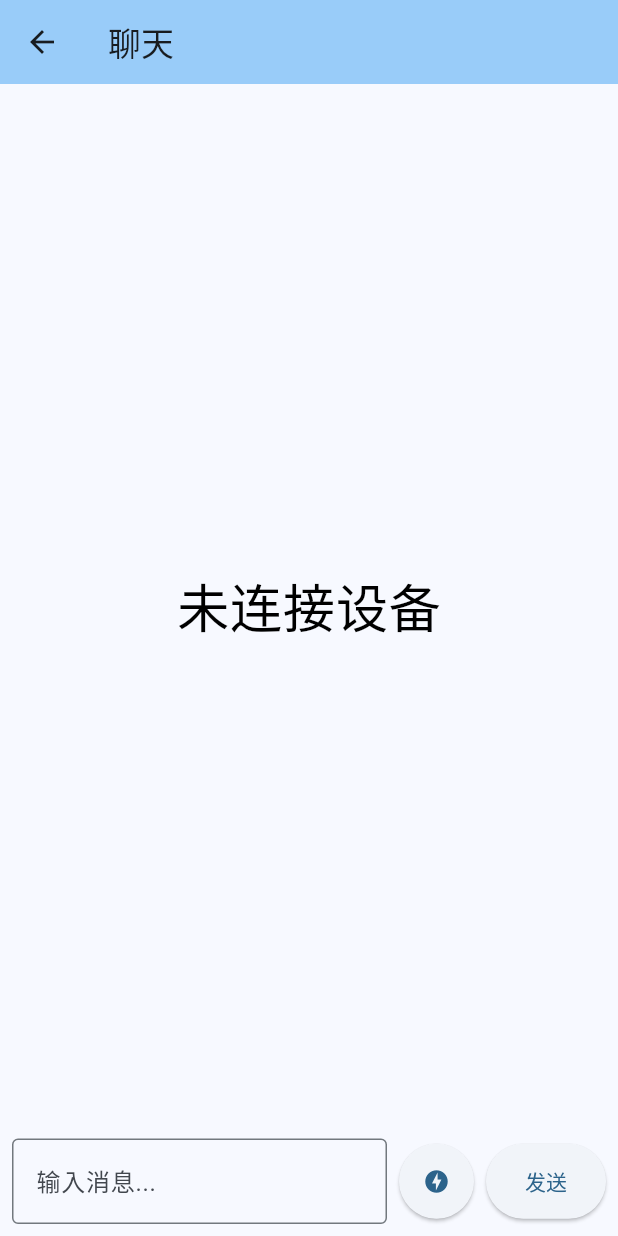
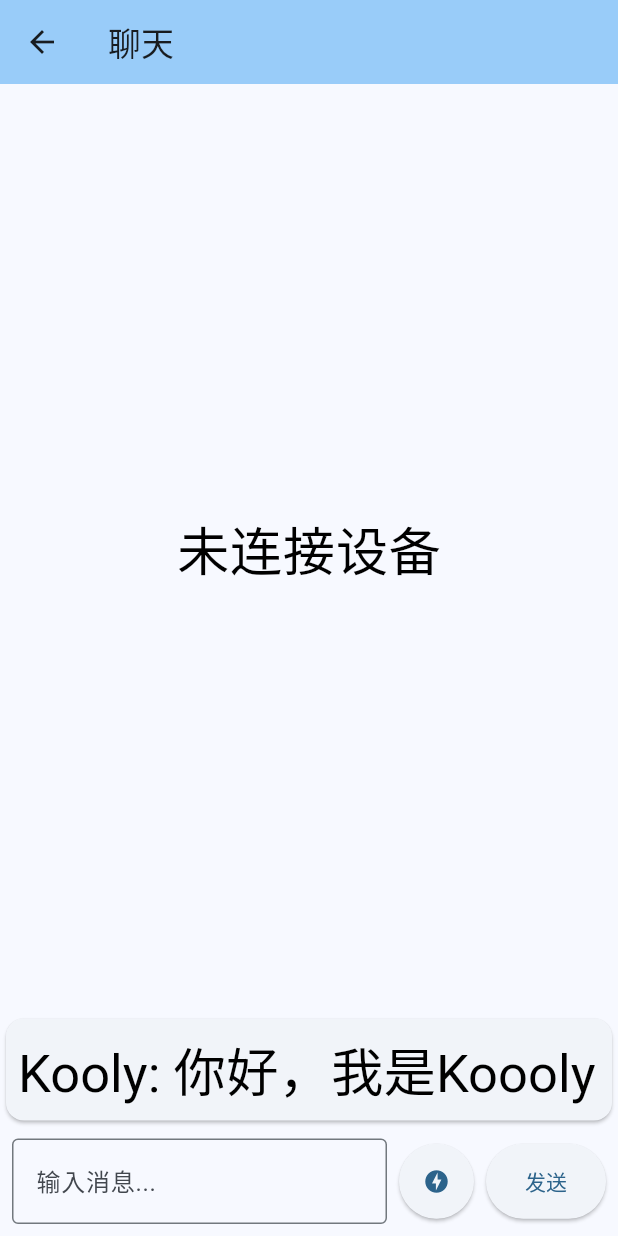
Before and after one commit to dmqj123/KoolyApp, a Flutter app: the ChatPage screen opened directly, on a phone screen of 412 x 824 dp. Run offline on Flutter 3.47's test engine with Material 3 defaults, Android fonts, the phone set to English and light mode, and no system bars; network calls fail.

```diff
--- a/lib/main.dart
+++ b/lib/main.dart
@@ -177,6 +177,8 @@ class ChatPage extends StatefulWidget {
   State<ChatPage> createState() => _ChatPageState();
 }
 
+String ?ai_answer = "你好，我是Koooly";
+
 class _ChatPageState extends State<ChatPage> {
   TextEditingController _messageController = TextEditingController();
   @override
@@ -195,6 +197,23 @@ class _ChatPageState extends State<ChatPage> {
           style: TextStyle(fontSize: 35, color: Colors.black),
           ),
         ),
+        ),
+        Card(
+          child: Align(
+            alignment: Alignment.centerLeft,
+            child: Padding(
+              padding: EdgeInsets.all(8.0),
+              child: RichText(
+                text: TextSpan(
+                  text: "Kooly: "+(ai_answer ?? ""),
+                  style: const TextStyle(
+                    fontSize: 35,
+                    color: Colors.black,
+                  ),
+                ),
+              ),
+            )
+          )
         ),
         Container(
         padding: EdgeInsets.all(8.0),
@@ -233,7 +252,6 @@ class _ChatPageState extends State<ChatPage> {
             ),
             child: Text('发送'),
           ),
-
           ],
         ),
         ),
```
